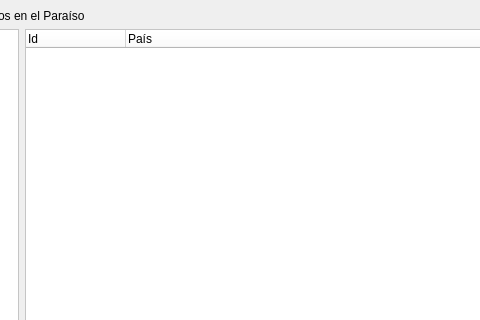
This is ventanasalvados.ui in DavidCrgh/Tarea_Programa_Estructuras_2 as Qt 5 draws it before an edit; both pictures show x 540 to 1020 and y 0 to 320 of the 1124 by 571 pixel window. The edited form follows.
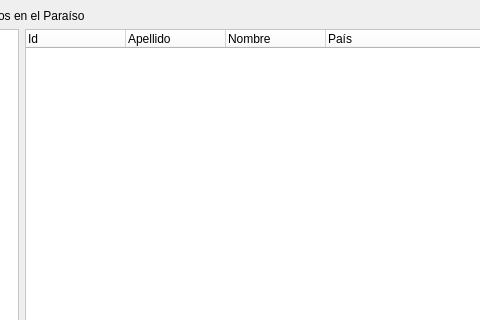
This is the edited form. Icons and pictures are not drawn.

Commit message: Ya se muestra el arbol del mundo. Ya se muestran los arboles de apellidos. Ya se muestran los ids de los no nacidos.

What changed in the file:
```diff
--- a/ventanasalvados.ui
+++ b/ventanasalvados.ui
@@ -69,6 +69,16 @@
           <string>Id</string>
          </property>
         </column>
+        <column>
+         <property name="text">
+          <string>Apellido</string>
+         </property>
+        </column>
+        <column>
+         <property name="text">
+          <string>Nombre</string>
+         </property>
+        </column>
         <column>
          <property name="text">
           <string>País</string>
```
The commit also changes 20 other files.
